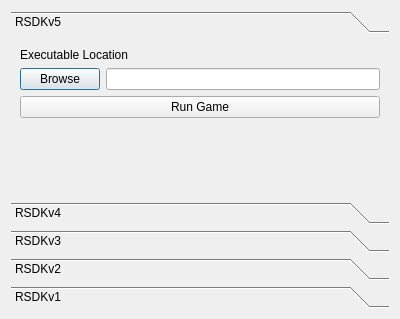
Old version of the form RetroEDv2/gamemanager.ui in the repository RSDKModding/RetroED.
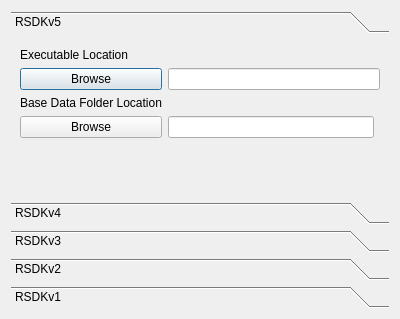
New version of the form. The open tabs and pages were chosen to show the change.

What changed in the file:
```diff
--- a/RetroEDv2/gamemanager.ui
+++ b/RetroEDv2/gamemanager.ui
@@ -32,21 +32,7 @@
        <string>RSDKv5</string>
       </attribute>
       <layout class="QGridLayout" name="gridLayout_2">
-       <item row="1" column="1">
-        <widget class="QPushButton" name="setExeLocV5">
-         <property name="text">
-          <string>Browse</string>
-         </property>
-        </widget>
-       </item>
-       <item row="0" column="1" colspan="5">
-        <widget class="QLabel" name="label">
-         <property name="text">
-          <string>Executable Location</string>
-         </property>
-        </widget>
-       </item>
-       <item row="3" column="2">
+       <item row="6" column="2">
         <spacer name="verticalSpacer">
          <property name="orientation">
           <enum>Qt::Vertical</enum>
@@ -59,20 +45,44 @@
          </property>
         </spacer>
        </item>
-       <item row="1" column="2" colspan="4">
+       <item row="3" column="1">
+        <widget class="QPushButton" name="setExeLocV5">
+         <property name="text">
+          <string>Browse</string>
+         </property>
+        </widget>
+       </item>
+       <item row="0" column="1" colspan="3">
+        <widget class="QLabel" name="label">
+         <property name="text">
+          <string>Executable Location</string>
+         </property>
+        </widget>
+       </item>
+       <item row="4" column="1">
+        <widget class="QLabel" name="label_6">
+         <property name="text">
+          <string>Base Data Folder Location</string>
+         </property>
+        </widget>
+       </item>
+       <item row="3" column="2" colspan="2">
         <widget class="QLineEdit" name="exeLocV5">
          <property name="readOnly">
           <bool>true</bool>
          </property>
         </widget>
        </item>
-       <item row="2" column="1" colspan="5">
-        <widget class="QPushButton" name="runGameV5">
+       <item row="5" column="1">
+        <widget class="QPushButton" name="setDataLocV5">
          <property name="text">
-          <string>Run Game</string>
+          <string>Browse</string>
          </property>
         </widget>
        </item>
+       <item row="5" column="2">
+        <widget class="QLineEdit" name="dataLocV5"/>
+       </item>
       </layout>
      </widget>
      <widget class="QWidget" name="rsdkv4">
```
Left out of the diff: 170 changed lines with no effect on the pictures.
